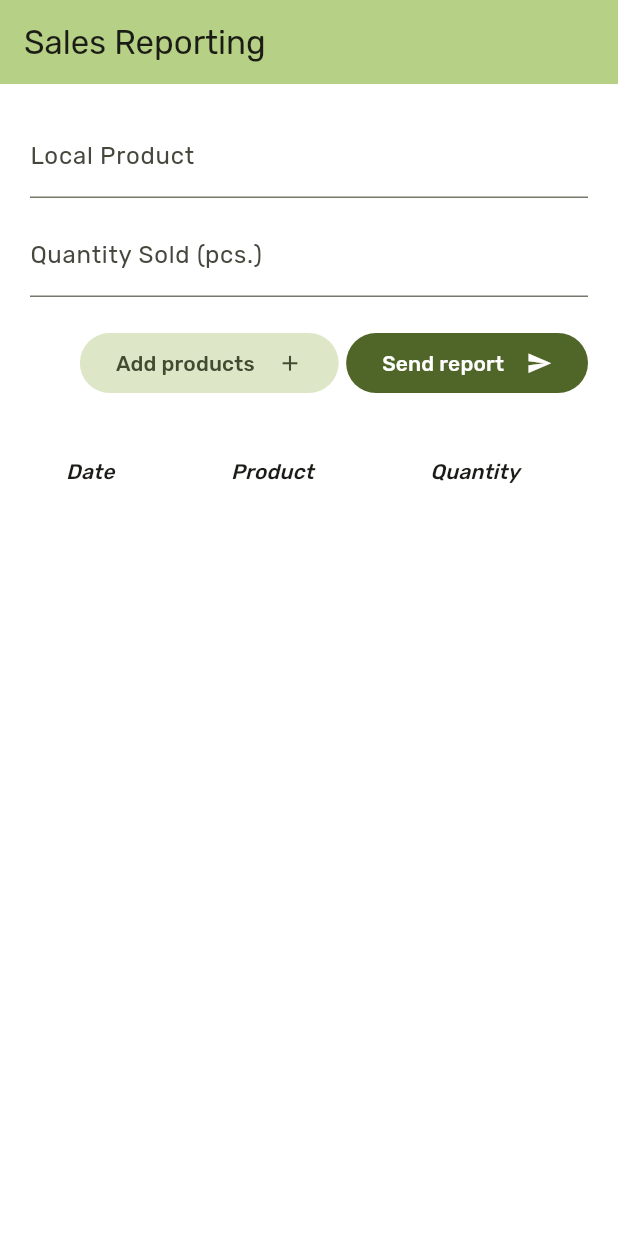
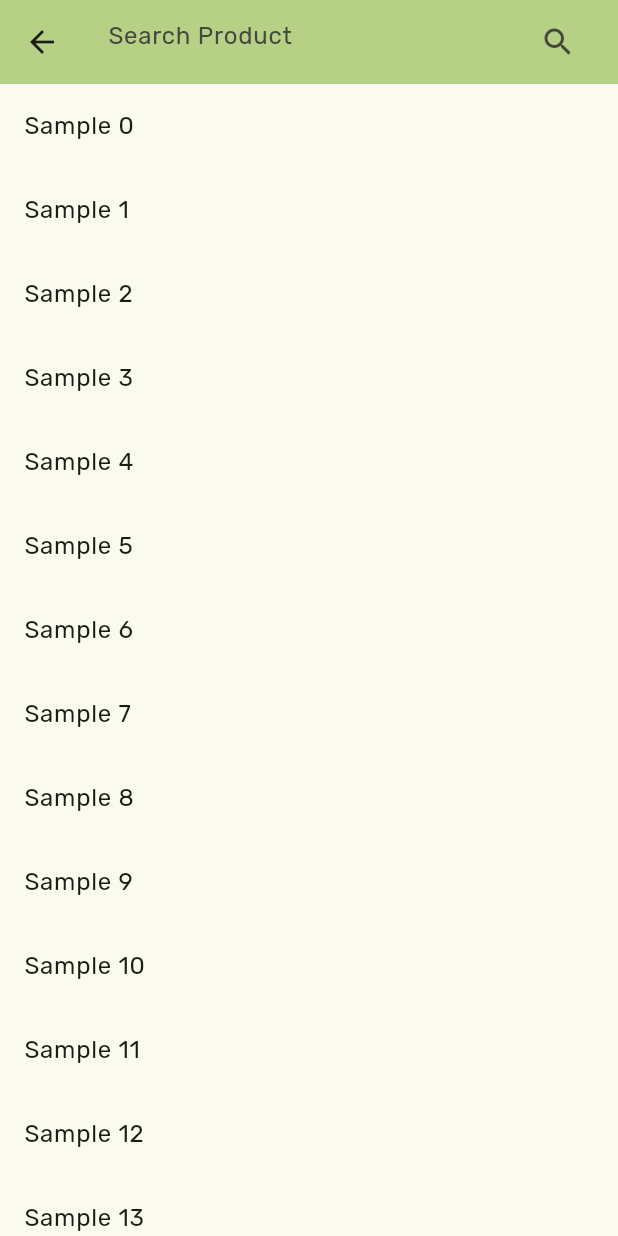
Before and after one commit to vallejohn/clinica_de_alternativo, a Flutter app: the screen it shows after launch, after a tap on "Add products", on a phone screen of 412 x 824 dp. Run offline on Flutter 3.47's test engine with Material 3 defaults, Android fonts, the phone set to English and light mode, and no system bars; our stand-ins replace auto_route, cloud_firestore, dartz, firebase_core, flutter_bloc, freezed_annotation and 2 more; accounts and stored records are empty.

Commit message:
Search product page UI

```diff
--- a/lib/core/router/app_router.dart
+++ b/lib/core/router/app_router.dart
@@ -10,5 +10,6 @@ class AppRouter extends _$AppRouter{
   @override
   List<AutoRoute> get routes => [
     AutoRoute(page: SaleReportingRoute.page, initial: true),
+    AutoRoute(page: SearchProductsRoute.page),
   ];
 }
--- a/lib/src/sales_reporting/presentation/pages.dart
+++ b/lib/src/sales_reporting/presentation/pages.dart
@@ -1,4 +1,5 @@
 import 'package:auto_route/auto_route.dart';
+import 'package:clinica_de_alternativo/core/router/app_router.dart';
 import 'package:clinica_de_alternativo/src/sales_reporting/data/model/sales_report.dart';
 import 'package:clinica_de_alternativo/src/sales_reporting/presentation/blocs/sales_reporting/sales_reporting_bloc.dart';
 import 'package:flutter/material.dart';
@@ -6,3 +7,4 @@ import 'package:flutter_bloc/flutter_bloc.dart';
 import 'package:intl/intl.dart';
 
 part 'sale_reporting_page.dart';
+part 'search_products_page.dart';
--- a/lib/src/sales_reporting/presentation/sale_reporting_page.dart
+++ b/lib/src/sales_reporting/presentation/sale_reporting_page.dart
@@ -56,14 +56,14 @@ class _SaleReportingPageState extends State<SaleReportingPage> {
                     children: [
                       FilledButton.tonal(
                         onPressed:() {
-
+                          AutoRouter.of(context).push(const SearchProductsRoute());
                         },
                         child: const Row(
                           mainAxisSize: MainAxisSize.min,
                           children: [
+                            Icon(Icons.add, size: 17),
+                            SizedBox(width: 15),
                             Text('Add products'),
-                            SizedBox(width: 15),
-                            Icon(Icons.add, size: 17),
                           ],
                         ),
                       ),
@@ -81,9 +81,9 @@ class _SaleReportingPageState extends State<SaleReportingPage> {
                         child: Row(
                           mainAxisSize: MainAxisSize.min,
                           children: [
+                            if(!loading) const Icon(Icons.send, size: 17),
+                            const SizedBox(width: 15),
                             Text(loading? 'Sending report...' : 'Send report'),
-                            const SizedBox(width: 15),
-                            if(!loading) const Icon(Icons.send, size: 17),
                             if(loading) SizedBox(width: 20, height: 20, child: CircularProgressIndicator(strokeWidth: 2, color: Theme.of(context).disabledColor,)),
                           ],
                         ),
--- /dev/null
+++ b/lib/src/sales_reporting/presentation/search_products_page.dart
@@ -0,0 +1,44 @@
+part of 'pages.dart';
+
+@RoutePage()
+class SearchProductsPage extends StatefulWidget {
+  const SearchProductsPage({super.key});
+
+  @override
+  State<SearchProductsPage> createState() => _SearchProductsPageState();
+}
+
+class _SearchProductsPageState extends State<SearchProductsPage> {
+  final TextEditingController _searchProductController = TextEditingController();
+
+  @override
+  Widget build(BuildContext context) {
+    return Scaffold(
+      appBar: AppBar(
+        backgroundColor: Theme.of(context).colorScheme.inversePrimary,
+        title: TextField(
+          controller: _searchProductController,
+          decoration: const InputDecoration(
+            suffixIcon: Icon(Icons.search),
+            hintText: 'Search Product',
+            border: InputBorder.none
+          ),
+        ),
+      ),
+      body: ListView.builder(
+        physics: const BouncingScrollPhysics(),
+        itemCount: 20,
+        itemBuilder: (context, index) {
+          return InkWell(
+            onTap: (){
+
+            },
+            child: ListTile(
+              title: Text('Sample $index'),
+            ),
+          );
+        },
+      ),
+    );
+  }
+}
```
Also changed, not shown: lib/core/router/app_router.gr.dart.
